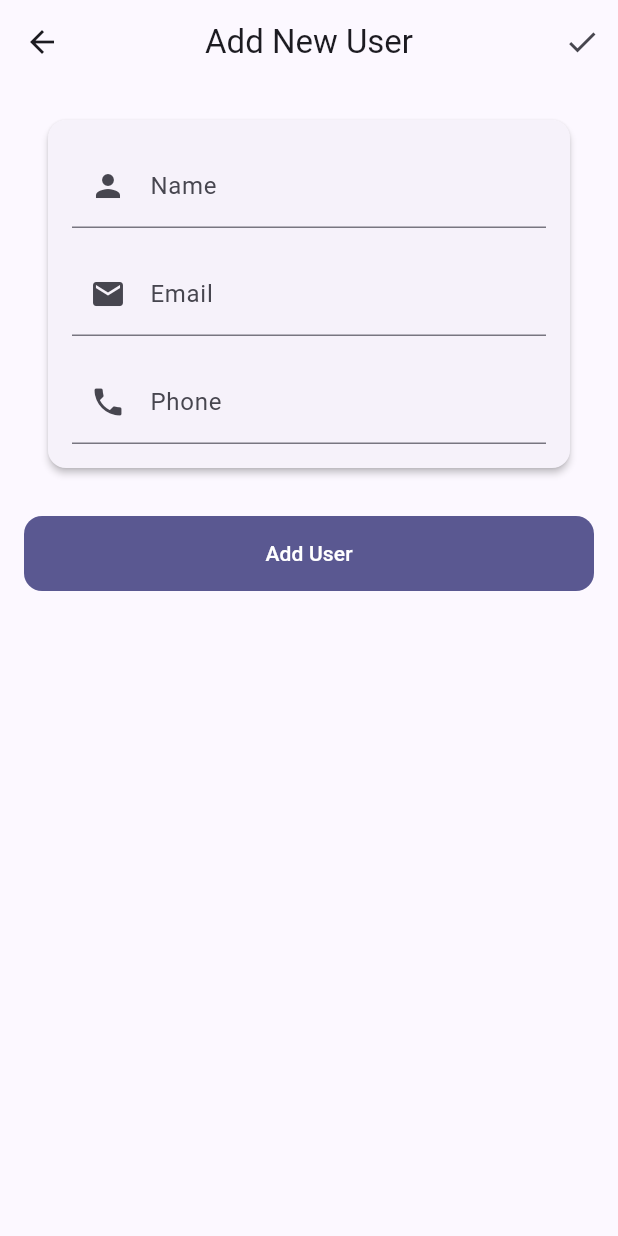
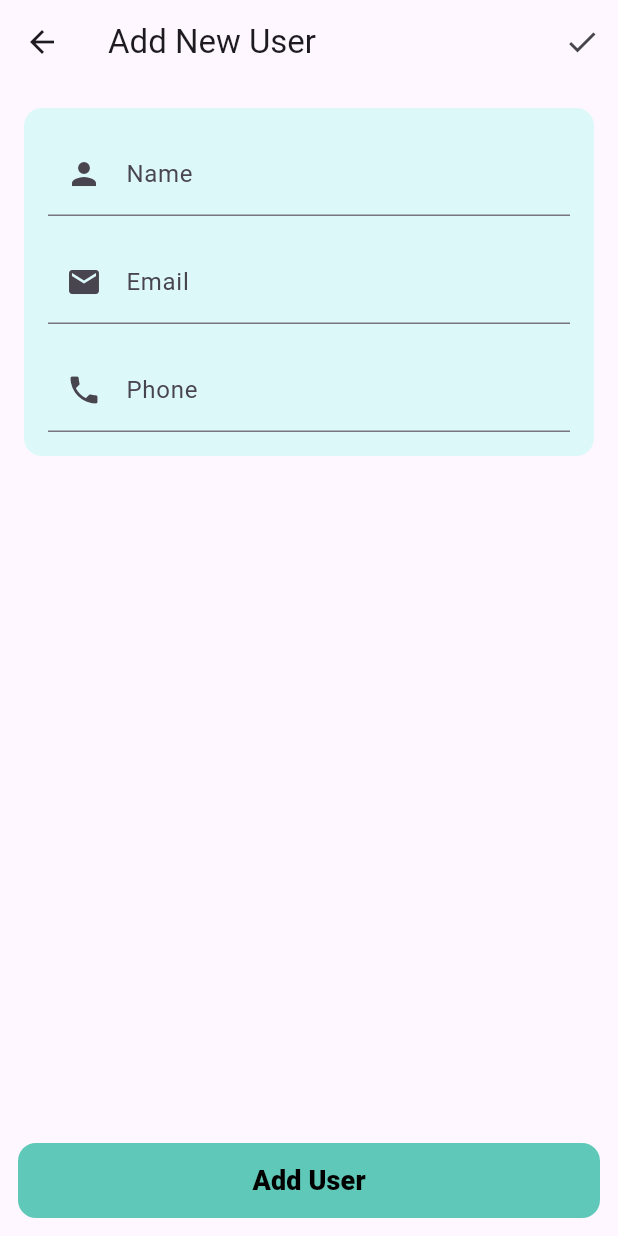
Before and after one commit to rahulkumardev24/user_management_app, a Flutter app: the AddUserScreen screen opened directly, on a phone screen of 412 x 824 dp. Run offline on Flutter 3.47's test engine with Material 3 defaults, Android fonts, the phone set to English and light mode, and no system bars; our stand-ins replace shimmer; network calls fail.

Commit message:
bug fix and project complete

```diff
--- /dev/null
+++ b/lib/helper/color.dart
@@ -0,0 +1,7 @@
+import 'dart:ui';
+
+class AppColors {
+  static Color primary = Color(0xFF01D1B2);
+  static Color secondary = Color(0xFF5FC8B8);
+  static Color light = Color(0xFF90FAE9);
+}
--- a/lib/providers/theme_provider.dart
+++ /dev/null
@@ -1,57 +0,0 @@
-import 'package:flutter/material.dart';
-
-class ThemeProvider with ChangeNotifier {
-  ThemeMode _themeMode = ThemeMode.system;
-
-  ThemeMode get themeMode => _themeMode;
-
-  set themeMode(ThemeMode mode) {
-    _themeMode = mode;
-    notifyListeners();
-  }
-
-  final ThemeData lightTheme = ThemeData(
-    colorScheme: ColorScheme.fromSeed(
-      seedColor: const Color(0xFF6C63FF),
-      brightness: Brightness.light,
-    ),
-    useMaterial3: true,
-    appBarTheme: const AppBarTheme(
-      centerTitle: true,
-      elevation: 0,
-      scrolledUnderElevation: 4,
-    ),
-    cardTheme: CardTheme(
-      elevation: 2,
-      shape: RoundedRectangleBorder(
-        borderRadius: BorderRadius.circular(12),
-      ),
-      margin: const EdgeInsets.symmetric(horizontal: 16, vertical: 8),
-    ),
-  );
-
-  final ThemeData darkTheme = ThemeData(
-    colorScheme: ColorScheme.fromSeed(
-      seedColor: const Color(0xFF6C63FF),
-      brightness: Brightness.dark,
-    ),
-    useMaterial3: true,
-    appBarTheme: const AppBarTheme(
-      centerTitle: true,
-      elevation: 0,
-      scrolledUnderElevation: 4,
-    ),
-    cardTheme: CardTheme(
-      elevation: 2,
-      shape: RoundedRectangleBorder(
-        borderRadius: BorderRadius.circular(12),
-      ),
-      margin: const EdgeInsets.symmetric(horizontal: 16, vertical: 8),
-    ),
-  );
-
-  void toggleTheme(bool isOn) {
-    _themeMode = isOn ? ThemeMode.dark : ThemeMode.light;
-    notifyListeners();
-  }
-}
--- a/lib/screen/add_user_screen.dart
+++ b/lib/screen/add_user_screen.dart
@@ -2,6 +2,7 @@ import 'package:flutter/material.dart';
 import 'package:flutter/services.dart';
 import 'package:provider/provider.dart';
 
+import '../helper/color.dart';
 import '../model/user.dart';
 import '../providers/user_providers.dart';
 
@@ -67,25 +68,24 @@ class _AddUserScreenState extends State<AddUserScreen> {
   @override
   Widget build(BuildContext context) {
     final theme = Theme.of(context);
-
     return Scaffold(
       appBar: AppBar(
         title: const Text('Add New User'),
         actions: [
-          IconButton(
-            icon: const Icon(Icons.check),
-            onPressed: _submitForm,
-          ),
+          IconButton(icon: const Icon(Icons.check), onPressed: _submitForm),
         ],
       ),
-      body: SingleChildScrollView(
-        padding: const EdgeInsets.all(16.0),
+      body: Padding(
+        padding: const EdgeInsets.all(12.0),
         child: Form(
           key: _formKey,
           child: Column(
+            mainAxisAlignment: MainAxisAlignment.center,
+            crossAxisAlignment: CrossAxisAlignment.center,
             children: [
               Card(
-                elevation: 2,
+                elevation: 0,
+                color: AppColors.light.withValues(alpha: 0.3),
                 shape: RoundedRectangleBorder(
                   borderRadius: BorderRadius.circular(12),
                 ),
@@ -143,16 +143,24 @@ class _AddUserScreenState extends State<AddUserScreen> {
                   ),
                 ),
               ),
-              const SizedBox(height: 24),
+              Spacer(),
               FilledButton(
                 onPressed: _submitForm,
                 style: FilledButton.styleFrom(
+                  backgroundColor: AppColors.secondary,
                   minimumSize: const Size(double.infinity, 50),
                   shape: RoundedRectangleBorder(
                     borderRadius: BorderRadius.circular(12),
                   ),
                 ),
-                child: const Text('Add User'),
+                child: const Text(
+                  'Add User',
+                  style: TextStyle(
+                    fontWeight: FontWeight.w900,
+                    color: Colors.black,
+                    fontSize: 18,
+                  ),
+                ),
               ),
             ],
           ),
```
Also changed, not shown: lib/main.dart (+8 -19 lines), lib/providers/user_providers.dart (+16 -4 lines), lib/screen/user_details_screen.dart (+59 -65 lines), lib/screen/user_screen.dart (+35 -23 lines), lib/service/user_service.dart (+38 -7 lines), lib/widgets/user_grid_item.dart (+31 -15 lines), lib/widgets/user_list_item.dart (+16 -27 lines).
